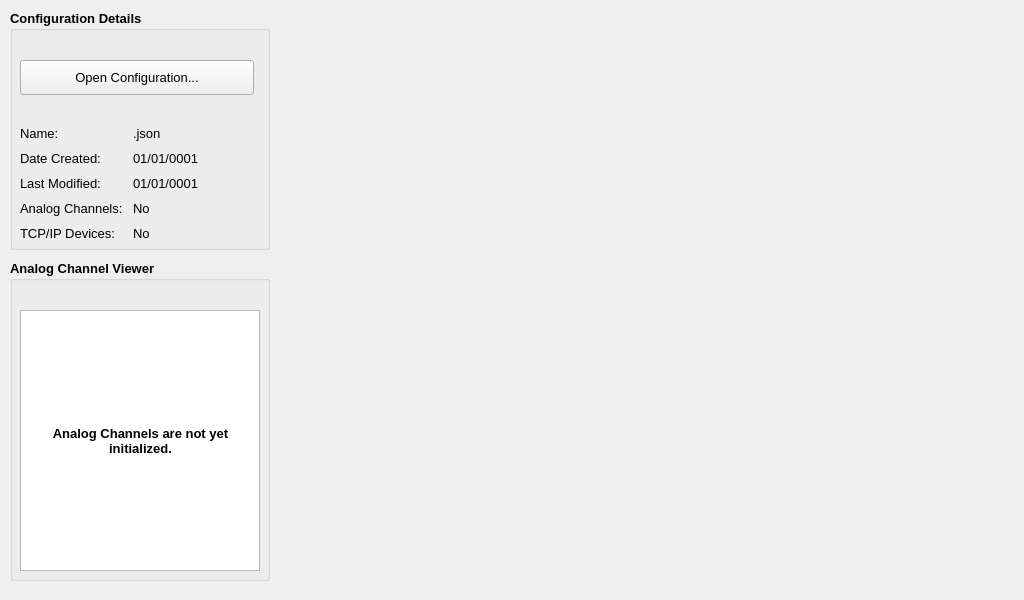
Before: the Qt Designer form editor.ui in The-Best-Capstone/Docker-Compose-Containers, drawn with Qt 5.
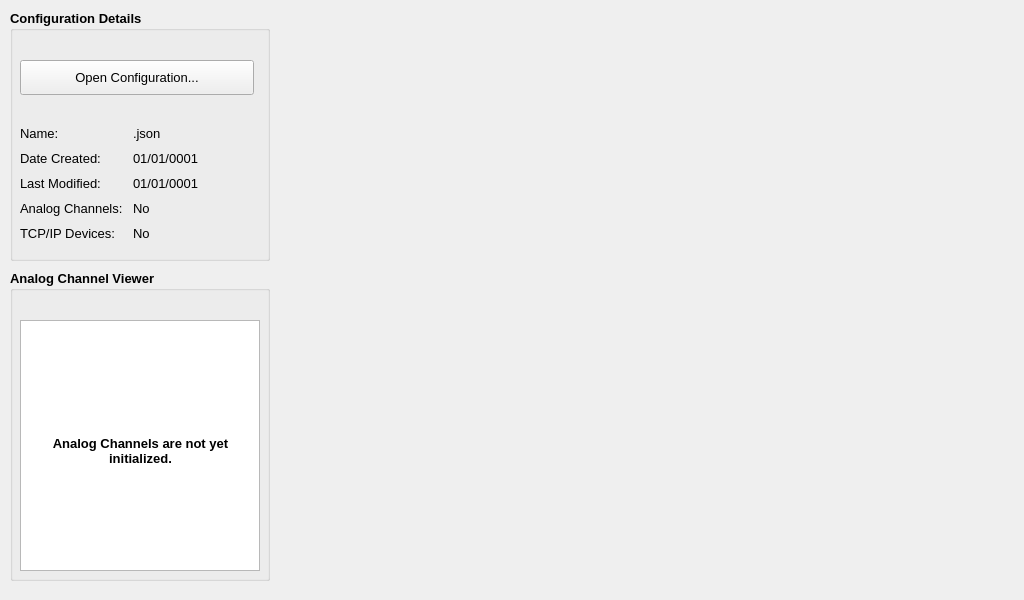
After: the same form once the commit is applied.

What changed in the file:
```diff
--- a/editor.ui
+++ b/editor.ui
@@ -24,9 +24,9 @@
     <property name="geometry">
      <rect>
       <x>10</x>
-      <y>260</y>
+      <y>270</y>
       <width>260</width>
-      <height>321</height>
+      <height>311</height>
      </rect>
     </property>
     <property name="font">
@@ -46,7 +46,7 @@
        <x>10</x>
        <y>50</y>
        <width>240</width>
-       <height>261</height>
+       <height>251</height>
       </rect>
      </property>
     </widget>
@@ -82,7 +82,7 @@
       <x>10</x>
       <y>10</y>
       <width>260</width>
-      <height>240</height>
+      <height>251</height>
      </rect>
     </property>
     <property name="font">
```
